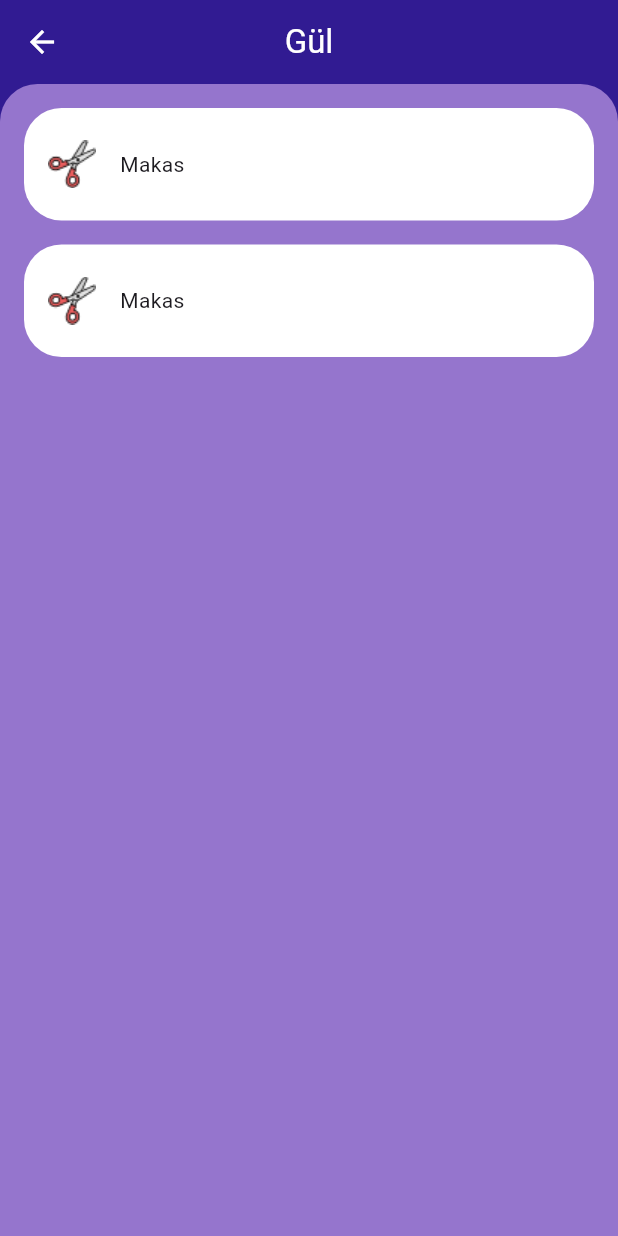
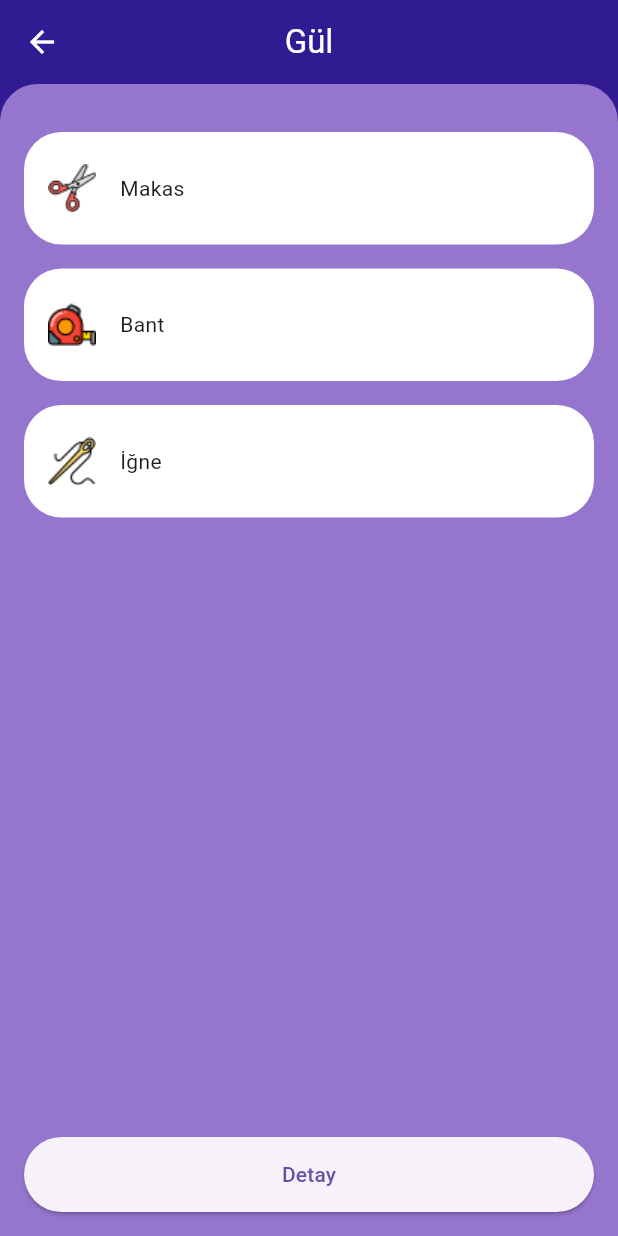
Before and after one commit to Berk2259/Crafty, a Flutter app: the screen it shows after launch, after a tap on the "arrow circle right" icon, on a phone screen of 412 x 824 dp. Run offline on Flutter 3.47's test engine with Material 3 defaults, Android fonts, the phone set to English and light mode, and no system bars; our stand-ins replace curved_navigation_bar.

Commit message:
data kısmının ve detay sınfında buton kısmının oluşturulması

```diff
--- a/lib/Models/detail_container_malzeme_model.dart
+++ b/lib/Models/detail_container_malzeme_model.dart
@@ -3,5 +3,10 @@ class DetailMalzemeContainerModel {
   final String icon;
   final String malzeme;
 
-  DetailMalzemeContainerModel({required this.icon, required this.malzeme});
+
+  DetailMalzemeContainerModel({
+    required this.icon,
+    required this.malzeme,
+
+  });
 }
--- /dev/null
+++ b/lib/Models/detail_data.dart
@@ -0,0 +1,63 @@
+import 'package:crafty/Models/detail_container_malzeme_model.dart';
+
+class DetailData {
+  // Her çiçek türü için farklı malzemeler
+  static Map<String, List<DetailMalzemeContainerModel>> flowerMaterials = {
+    'Gül': [
+      DetailMalzemeContainerModel(
+        icon: 'assets/images/makas.png',
+        malzeme: 'Makas',
+      ),
+      DetailMalzemeContainerModel(
+        icon: 'assets/images/tape.png',
+        malzeme: 'Bant',
+      ),
+      DetailMalzemeContainerModel(
+        icon: 'assets/images/needle.png',
+        malzeme: 'İğne',
+      ),
+    ],
+    'Orkide': [
+      DetailMalzemeContainerModel(
+        icon: 'assets/images/makas.png',
+        malzeme: 'Makas',
+      ),
+      DetailMalzemeContainerModel(
+        icon: 'assets/images/tape.png',
+        malzeme: 'Bant',
+      ),
+      DetailMalzemeContainerModel(
+        icon: 'assets/images/needle.png',
+        malzeme: 'İğne',
+      ),
+    ],
+    'Papatya': [
+      DetailMalzemeContainerModel(
+        icon: 'assets/images/makas.png',
+        malzeme: 'Makas',
+      ),
+      DetailMalzemeContainerModel(
+        icon: 'assets/images/tape.png',
+        malzeme: 'Bant',
+      ),
+      DetailMalzemeContainerModel(
+        icon: 'assets/images/needle.png',
+        malzeme: 'İğne',
+      ),
+    ],
+    'Lavanta': [
+      DetailMalzemeContainerModel(
+        icon: 'assets/images/makas.png',
+        malzeme: 'Makas',
+      ),
+      DetailMalzemeContainerModel(
+        icon: 'assets/images/tape.png',
+        malzeme: 'Bant',
+      ),
+      DetailMalzemeContainerModel(
+        icon: 'assets/images/needle.png',
+        malzeme: 'İğne',
+      ),
+    ],
+  };
+}
--- /dev/null
+++ b/lib/Screens/aciklama_screen.dart
@@ -0,0 +1,10 @@
+import 'package:flutter/material.dart';
+
+class AciklamaScreen extends StatelessWidget {
+  const AciklamaScreen({super.key});
+
+  @override
+  Widget build(BuildContext context) {
+    return Scaffold();
+  }
+}
--- a/lib/Screens/detail_screen.dart
+++ b/lib/Screens/detail_screen.dart
@@ -1,5 +1,7 @@
 import 'package:crafty/Models/model.dart';
+import 'package:crafty/Models/detail_data.dart';
 import 'package:crafty/Containers/container.dart';
+import 'package:crafty/Screens/screen.dart';
 import 'package:crafty/Widget/widget.dart';
 import 'package:flutter/material.dart';
 
@@ -17,10 +19,7 @@ class DetailScreen extends StatelessWidget {
         colorBar: Colors.deepPurple.shade900,
         iconColor: Colors.white,
       ),
-      body: Column(
-        children: [
-          Expanded(
-            child: Container(
+      body: Container(
         width: double.infinity,
         height: MediaQuery.of(context).size.height,
         decoration: BoxDecoration(
@@ -31,26 +30,39 @@ class DetailScreen extends StatelessWidget {
           color: Colors.deepPurple.shade300,
         ),
         child: Column(
-                crossAxisAlignment: CrossAxisAlignment.start,
           children: [
-                  DetailMalzemeContainer(
-                    detailMalzemeContainerModel: DetailMalzemeContainerModel(
-                      icon: 'assets/images/makas.png',
-                      malzeme: 'Makas',
+            Expanded(
+              child: ListView.builder(
+                padding: EdgeInsets.only(top: 16.0),
+                itemCount:
+                    DetailData.flowerMaterials[detailBaslik]?.length ?? 0,
+                itemBuilder: (context, index) {
+                  final materials = DetailData.flowerMaterials[detailBaslik];
+                  if (materials == null) return SizedBox.shrink();
+                  return DetailMalzemeContainer(
+                    detailMalzemeContainerModel: materials[index],
+                  );
+                },
               ),
             ),
-                  DetailMalzemeContainer(
-                    detailMalzemeContainerModel: DetailMalzemeContainerModel(
-                      icon: 'assets/images/makas.png',
-                      malzeme: 'Makas',
+            Padding(
+              padding: const EdgeInsets.all(16.0),
+              child: ElevatedButton(
+                onPressed: () {
+                  Navigator.push(
+                    context,
+                    MaterialPageRoute(builder: (context) => AciklamaScreen()),
+                  );
+                },
+                child: Text('Detay'),
+                style: ElevatedButton.styleFrom(
+                  minimumSize: Size(double.infinity, 50),
+                ),
               ),
             ),
           ],
         ),
       ),
-          ),
-        ],
-      ),
     );
   }
 }
--- a/lib/Screens/screen.dart
+++ b/lib/Screens/screen.dart
@@ -2,3 +2,4 @@ export 'main_screen.dart';
 export 'home_screen.dart';
 export 'profile_screen.dart';
 export 'detail_screen.dart';
+export 'aciklama_screen.dart';
```
Also changed, not shown: assets/images/glue.png (added), assets/images/needle.png (added), assets/images/ruler.png (added), assets/images/tape.png (added). Lines whose indentation alone changed are shown as unchanged.
